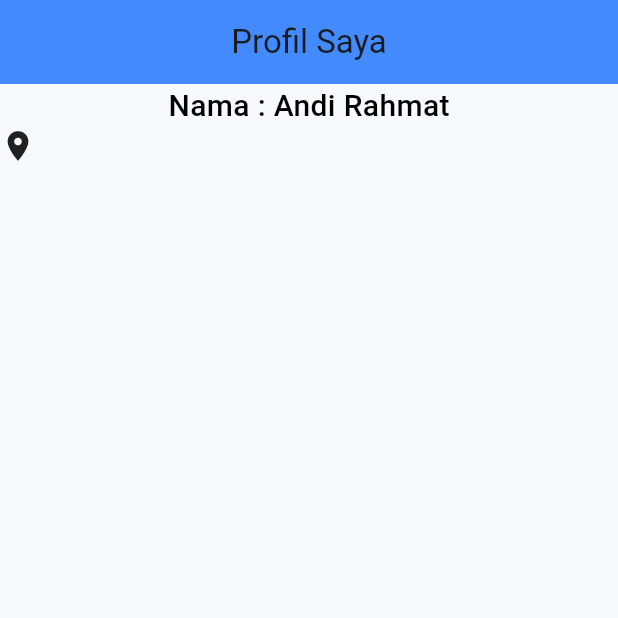
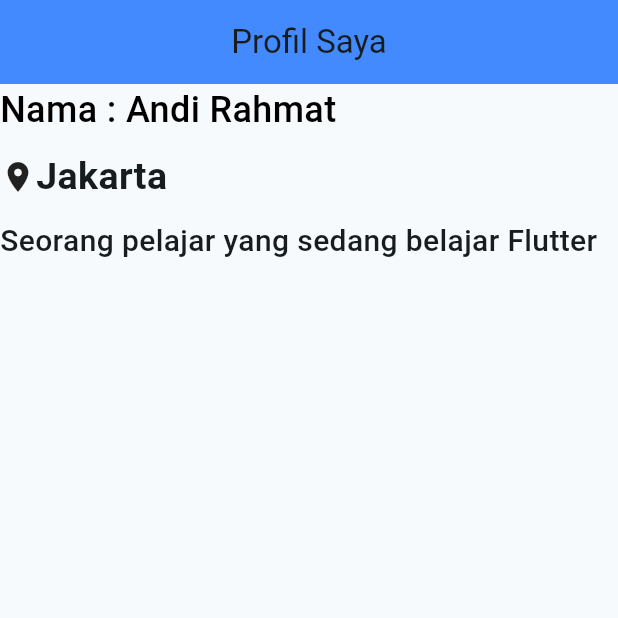
Before and after one commit to AnwarSeptian/ppkd_anwar, a Flutter app: the screen it shows after launch, on a phone screen of 412 x 824 dp, the top half of it. Run offline on Flutter 3.47's test engine with Material 3 defaults, Android fonts, the phone set to English and light mode, and no system bars.

Commit message:
Tugas 1 done

```diff
--- a/lib/tugas_1_flutter.dart
+++ b/lib/tugas_1_flutter.dart
@@ -17,29 +17,33 @@ class _TugasSatuState extends State<TugasSatu> {
         centerTitle: true,
       ),
       body: Column(
-        crossAxisAlignment: CrossAxisAlignment.center,
+        crossAxisAlignment: CrossAxisAlignment.start,
         children: [
           Text.rich(
-          TextSpan (
-            text: "Nama : Andi Rahmat",
-            style: TextStyle(
-              fontSize: 20,
-              fontWeight: FontWeight.w500,
-              color: Colors.black,
-
+            TextSpan(
+              text: "Nama : Andi Rahmat",
+              style: TextStyle(
+                fontSize: 24,
+                fontWeight: FontWeight.w500,
+                color: Colors.black,
+              ),
             ),
           ),
-          ),
+          SizedBox(height: 10),
           Row(
-            mainAxisAlignment: MainAxisAlignment.start,
             children: [
               Icon(Icons.location_on),
               Text(
-                ""
+                "Jakarta",
+                style: TextStyle(fontSize: 25, fontWeight: FontWeight.w700),
               ),
-
             ],
-          )
+          ),
+          SizedBox(height: 10),
+          Text(
+            "Seorang pelajar yang sedang belajar Flutter",
+            style: TextStyle(fontSize: 20, fontWeight: FontWeight.w500),
+          ),
         ],
       ),
     );
--- a/pubspec.yaml
+++ b/pubspec.yaml
@@ -30,6 +30,7 @@ environment:
 dependencies:
   flutter:
     sdk: flutter
+
 
   # The following adds the Cupertino Icons font to your application.
   # Use with the CupertinoIcons class for iOS style icons.
```
Also changed, not shown: lib/main.dart (+2 -5 lines).
